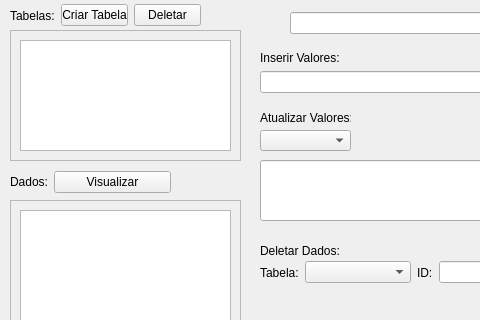
This is Gerenciador de Banco de Dados/Design/gerenciador.ui in j-victor-silva/projetos_python as Qt 5 draws it before an edit; both pictures show x 0 to 480 and y 0 to 320 of the 669 by 466 pixel window. The edited form follows.
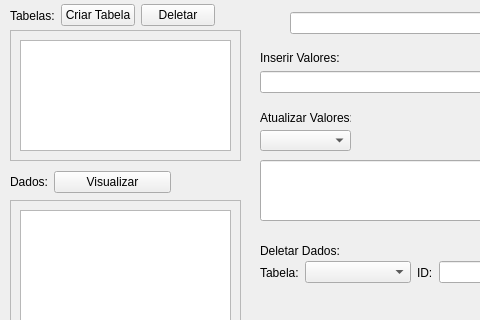
This is the edited form.

```diff
--- a/Gerenciador de Banco de Dados/Design/gerenciador.ui
+++ b/Gerenciador de Banco de Dados/Design/gerenciador.ui
@@ -195,7 +195,7 @@
      <rect>
       <x>10</x>
       <y>0</y>
-      <width>191</width>
+      <width>205</width>
       <height>31</height>
      </rect>
     </property>
```
Left out of the diff: 12 changed lines with no effect on the pictures.
